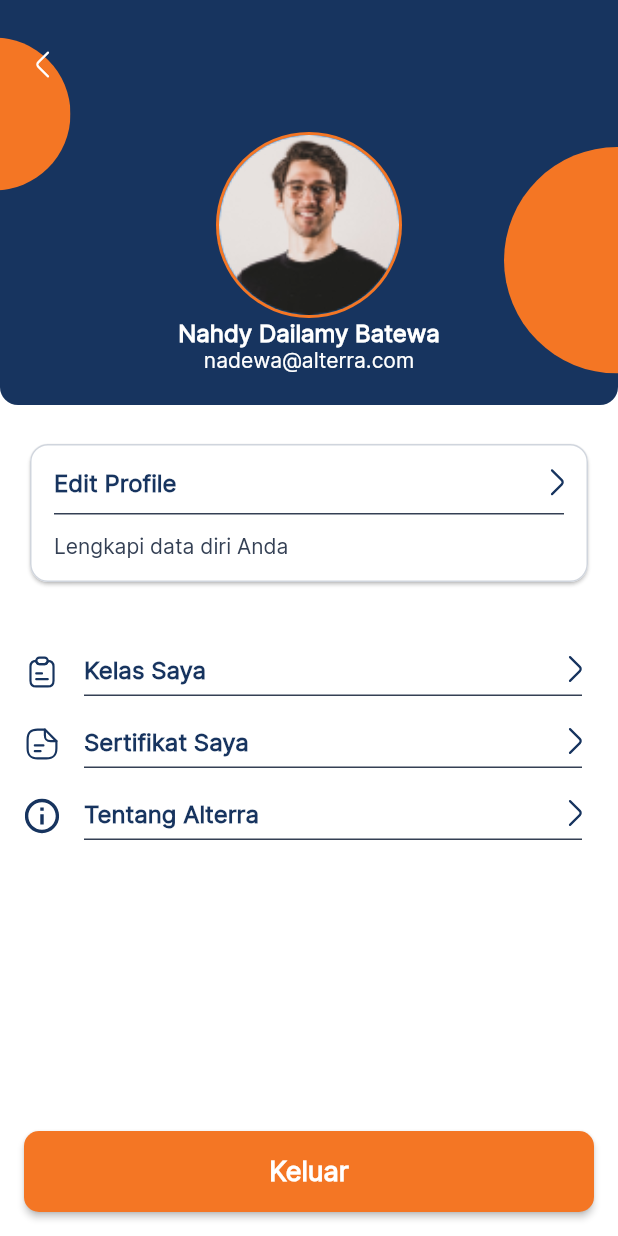
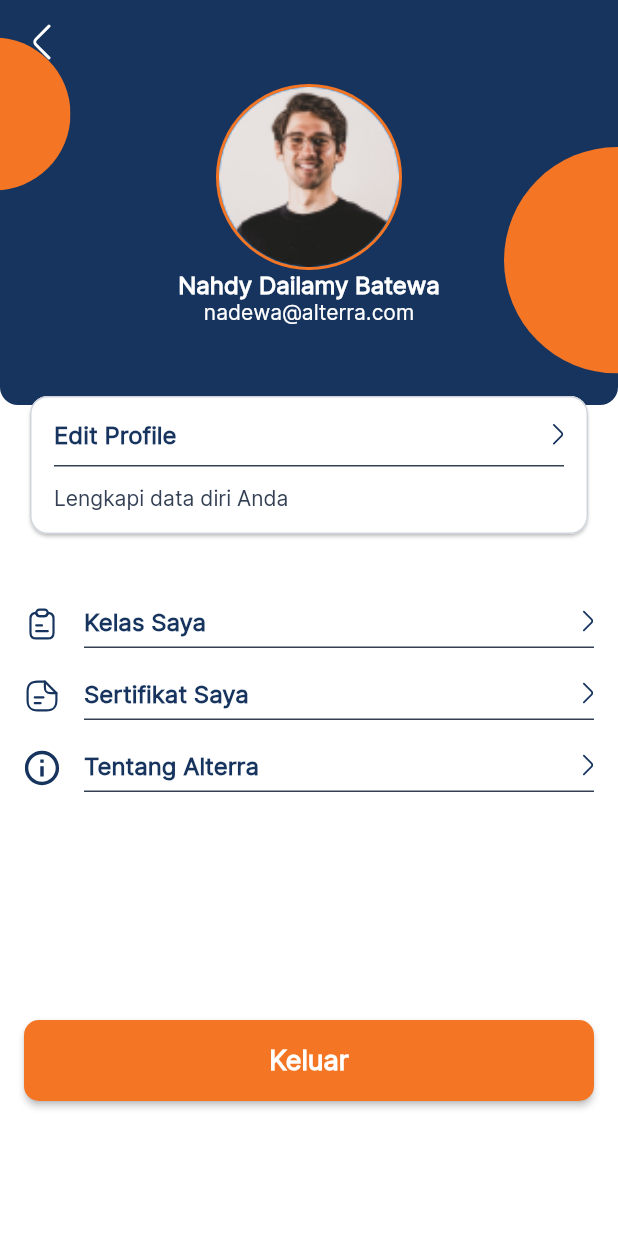
Before and after one commit to dhikaz007/flutter_alterra_app, a Flutter app: the screen it shows after launch, on a phone screen of 412 x 824 dp. Run offline on Flutter 3.47's test engine with Material 2 defaults, Android fonts, the light colour scheme and no system bars; our stand-ins replace carousel_slider, flutter_svg, smooth_page_indicator.

Commit message:
fix some widgets

```diff
--- a/lib/feature/home/profile_page/view/ui/profile_page.dart
+++ b/lib/feature/home/profile_page/view/ui/profile_page.dart
@@ -1,5 +1,4 @@
 import 'package:flutter/material.dart';
-import 'package:flutter_svg/flutter_svg.dart';
 
 import '../../../../../utils/alta_constants.dart';
 import '../../../../../utils/alta_widgets.dart';
@@ -9,31 +8,40 @@ import 'widget/profile_widgets.dart';
 class ProfilePage extends StatelessWidget {
   const ProfilePage({super.key});
 
+  final String _name = 'Nahdy Dailamy Batewa';
+  final String _email = 'nadewa@alterra.com';
+
   @override
   Widget build(BuildContext context) {
     return Stack(
-      alignment: Alignment.bottomCenter,
       children: [
         const AltaHomePageBackground(),
-        Scaffold(
-          backgroundColor: Colors.transparent,
+        AltaScaffold(
+          isAppbar: AppBarVisibility.on,
+          appBarColor: Colors.transparent,
+          scaffoldColor: Colors.transparent,
+          leadingAsset: 'assets/icon/homepage_section/svg/arrow_white.svg',
+          leadingWidth: 24,
+          leadingHeight: 24,
           body: Padding(
-            padding: EdgeInsets.zero,
+            padding: const EdgeInsets.only(
+              right: AltaSpacing.space16,
+              left: AltaSpacing.space16,
+            ),
+            child: SingleChildScrollView(
               child: Column(
                 children: [
-                const AltaHeaderProfile(),
+                  AltaHeaderProfile(name: _name, email: _email),
                   const SizedBox(height: AltaSpacing.space44),
-                Padding(
-                  padding: const EdgeInsets.only(left: 16, right: 16),
-                  child: Card(
+                  Card(
                     elevation: 1,
                     shape: RoundedRectangleBorder(
-                        borderRadius: BorderRadius.circular(12),
-                        side:
-                            const BorderSide(width: 1, color: AltaColor.gray)),
-                    child: Padding(
-                      padding: const EdgeInsets.only(
-                          top: 16, left: 16, right: 16, bottom: 16),
+                      borderRadius:
+                          BorderRadius.circular(AltaBorderRadius.radius12),
+                      side: const BorderSide(width: 1, color: AltaColor.gray),
+                    ),
+                    child: Container(
+                      padding: const EdgeInsets.all(AltaSpacing.space16),
                       child: Column(
                         crossAxisAlignment: CrossAxisAlignment.start,
                         children: [
@@ -45,7 +53,10 @@ class ProfilePage extends StatelessWidget {
                             onTap: () {
                               Navigator.of(context).push(
                                 MaterialPageRoute(
-                                  builder: (_) => const EditProfilePage(),
+                                  builder: (_) => EditProfilePage(
+                                    name: _name,
+                                    email: _email,
+                                  ),
                                 ),
                               );
                             },
@@ -64,49 +75,27 @@ class ProfilePage extends StatelessWidget {
                       ),
                     ),
                   ),
-                ),
                   const SizedBox(height: AltaSpacing.space32),
-                Padding(
-                  padding: const EdgeInsets.only(left: 16, right: 24),
-                  child: Column(
-                    children: const [
                   AltaListProfile(
                     iconProfiles:
                         'assets/icon/homepage_section/svg/class_icon.svg',
                     text: 'Kelas Saya',
+                    onTap: () {},
                   ),
                   AltaListProfile(
                     iconProfiles:
                         'assets/icon/homepage_section/svg/sertificate_icon.svg',
                     text: 'Sertifikat Saya',
+                    onTap: () {},
                   ),
                   AltaListProfile(
                     iconProfiles:
                         'assets/icon/homepage_section/svg/about_icon.svg',
                     text: 'Tentang Alterra',
+                    onTap: () {},
                   ),
-                    ],
-                  ),
-                ),
-              ],
-            ),
-          ),
-        ),
-        Padding(
-          padding: const EdgeInsets.only(left: 24, top: 34),
-          child: Align(
-            alignment: Alignment.topLeft,
-            child: GestureDetector(
-              onTap: () {},
-              child: SvgPicture.asset(
-                'assets/icon/homepage_section/svg/arrow_white.svg',
-              ),
-            ),
-          ),
-        ),
-        Padding(
-          padding: const EdgeInsets.only(left: 16, right: 16, bottom: 16),
-          child: Row(
+                  const SizedBox(height: AltaSpacing.space144),
+                  Row(
                     children: [
                       Expanded(
                         child: AltaPrimaryButton(
@@ -134,7 +123,11 @@ class ProfilePage extends StatelessWidget {
                       ),
                     ],
                   ),
-        )
+                ],
+              ),
+            ),
+          ),
+        ),
       ],
     );
   }
--- a/lib/feature/home/profile_page/view/ui/widget/alta_header_profile.dart
+++ b/lib/feature/home/profile_page/view/ui/widget/alta_header_profile.dart
@@ -4,36 +4,35 @@ import '../../../../../../utils/alta_constants.dart';
 import '../../../../../../utils/alta_widgets.dart';
 
 class AltaHeaderProfile extends StatelessWidget {
-  const AltaHeaderProfile({super.key});
+  final String name;
+  final String email;
+  const AltaHeaderProfile({super.key, required this.name, required this.email});
 
   @override
   Widget build(BuildContext context) {
     return Column(
       children: [
-        const Padding(
-          padding: EdgeInsets.only(top: 88),
-          child: Align(alignment: Alignment.center),
-        ),
         const CircleAvatar(
           backgroundColor: AltaColor.tangerine,
           radius: 62,
           child: CircleAvatar(
             backgroundImage: AssetImage(
-                'assets/images/login_section/png/profile_avatar.png'),
+              'assets/images/login_section/png/profile_avatar.png',
+            ),
             radius: 60,
           ),
         ),
         const SizedBox(width: AltaSpacing.space12),
         AltaText(
           context: context,
-          text: 'Nahdy Dailamy Batewa',
+          text: name,
           style: AltaTextStyle.title3,
           color: AltaColor.white,
           fontWeight: CustomFontWeight.semiBold,
         ),
         AltaText(
           context: context,
-          text: 'nadewa@alterra.com',
+          text: email,
           style: AltaTextStyle.body1,
           color: AltaColor.white,
           fontWeight: CustomFontWeight.medium,
--- a/lib/feature/home/profile_page/view/ui/widget/alta_list_profile.dart
+++ b/lib/feature/home/profile_page/view/ui/widget/alta_list_profile.dart
@@ -1,5 +1,4 @@
 import 'package:flutter/material.dart';
-import 'package:flutter_svg/svg.dart';
 
 import '../../../../../../utils/alta_widgets.dart';
 import 'profile_widgets.dart';
@@ -7,9 +6,14 @@ import 'profile_widgets.dart';
 class AltaListProfile extends StatelessWidget {
   final String iconProfiles;
   final String text;
+
   final VoidCallback? onTap;
-  const AltaListProfile(
-      {super.key, required this.iconProfiles, required this.text, this.onTap});
+  const AltaListProfile({
+    super.key,
+    required this.iconProfiles,
+    required this.text,
+    this.onTap,
+  });
 
   @override
   Widget build(BuildContext context) {
@@ -21,16 +25,17 @@ class AltaListProfile extends StatelessWidget {
           visualDensity: const VisualDensity(horizontal: 0, vertical: -4),
           dense: true,
           minLeadingWidth: 8,
-          leading: SvgPicture.asset(
-            iconProfiles,
+          leading: AltaSvg(
+            svgPath: iconProfiles,
             width: 24,
             height: 24,
           ),
           title: AltaProfileComponent(
-              text: text,
-              style: AltaTextStyle.title3,
-              iconArrowBlue: 'assets/icon/homepage_section/svg/arrow_blue.svg',
-              onTap: onTap),
+            text: text,
+            style: AltaTextStyle.title3,
+            iconArrowBlue: 'assets/icon/homepage_section/svg/arrow_blue.svg',
+            onTap: onTap,
+          ),
           subtitle: const AltaDivider(),
         ),
       ],
--- a/lib/feature/home/profile_page/view/ui/widget/alta_profile_component.dart
+++ b/lib/feature/home/profile_page/view/ui/widget/alta_profile_component.dart
@@ -1,5 +1,4 @@
 import 'package:flutter/material.dart';
-import 'package:flutter_svg/svg.dart';
 
 import '../../../../../../utils/alta_constants.dart';
 import '../../../../../../utils/alta_widgets.dart';
@@ -30,7 +29,11 @@ class AltaProfileComponent extends StatelessWidget {
         ),
         GestureDetector(
           onTap: onTap,
-          child: SvgPicture.asset(iconArrowBlue),
+          child: AltaSvg(
+            svgPath: iconArrowBlue,
+            height: 15,
+            width: 8,
+          ),
         ),
       ],
     );
--- a/lib/utils/constant/alta_spacing.dart
+++ b/lib/utils/constant/alta_spacing.dart
@@ -15,6 +15,7 @@ class AltaSpacing {
   static const space72 = 72.0;
   static const space84 = 84.0;
   static const space96 = 96.0;
+  static const space108 = 108.0;
   static const space144 = 144.0;
   static const space260 = 260.0;
   static const space300 = 300.0;
```
Also changed, not shown: lib/feature/home/edit_profile_page/view/ui/edit_profile_page.dart (+51 -73 lines), lib/feature/home/edit_profile_page/view/ui/widget/account_setting_list.dart (+19 -40 lines), assets/icon/homepage_section/png/edit_profile_icon.png (added), assets/icon/homepage_section/svg/edit_profile_icon.svg (added). Lines whose indentation alone changed are shown as unchanged.
